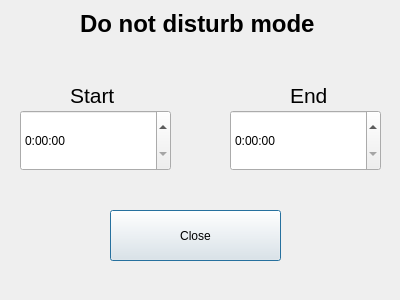
This is Semester 1/Lab 2/Lab_2/donotdisturbwindow.ui in ram333n/ooop_2021_2022 as Qt 5 draws it before an edit. The edited form follows.
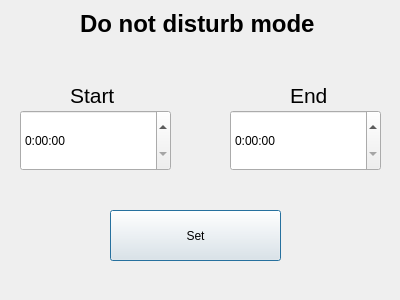
This is the edited form.

Patch:
```diff
--- a/Semester 1/Lab 2/Lab_2/donotdisturbwindow.ui
+++ b/Semester 1/Lab 2/Lab_2/donotdisturbwindow.ui
@@ -119,7 +119,7 @@
     <string notr="true">font: 14pt &quot;MS Shell Dlg 2&quot;;</string>
    </property>
    <property name="text">
-    <string>Close</string>
+    <string>Set</string>
    </property>
   </widget>
  </widget>
```
